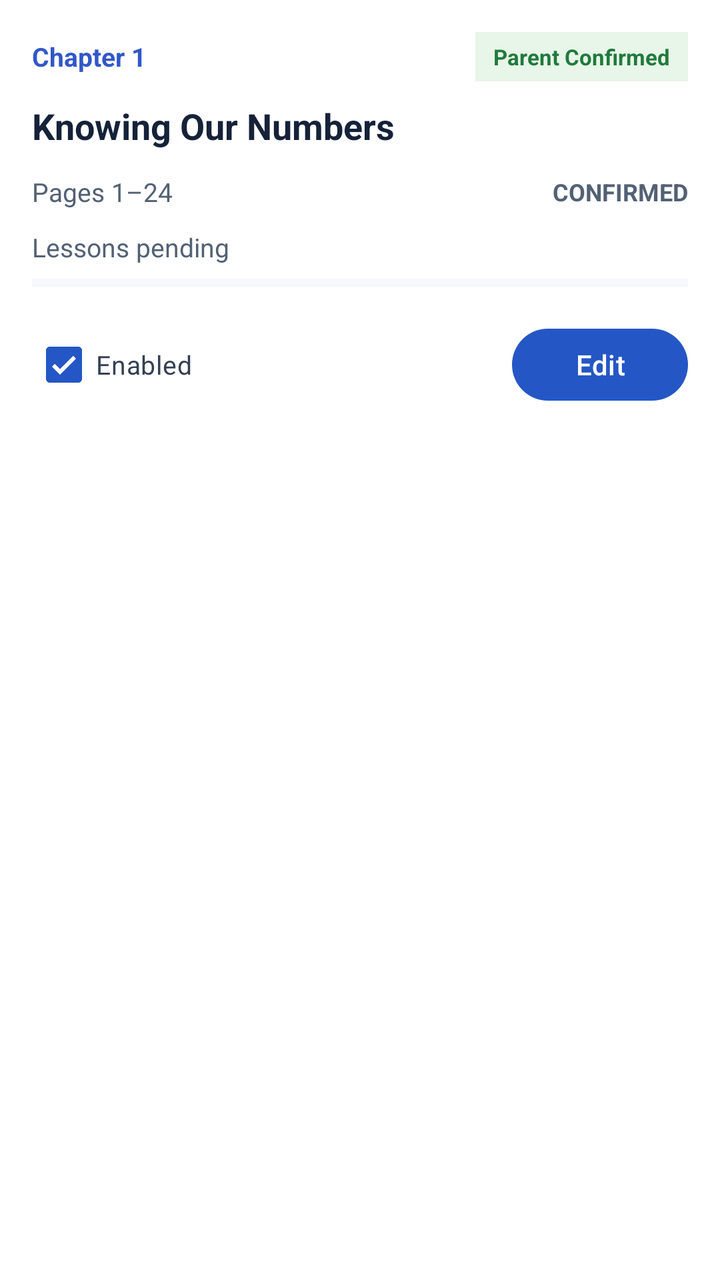
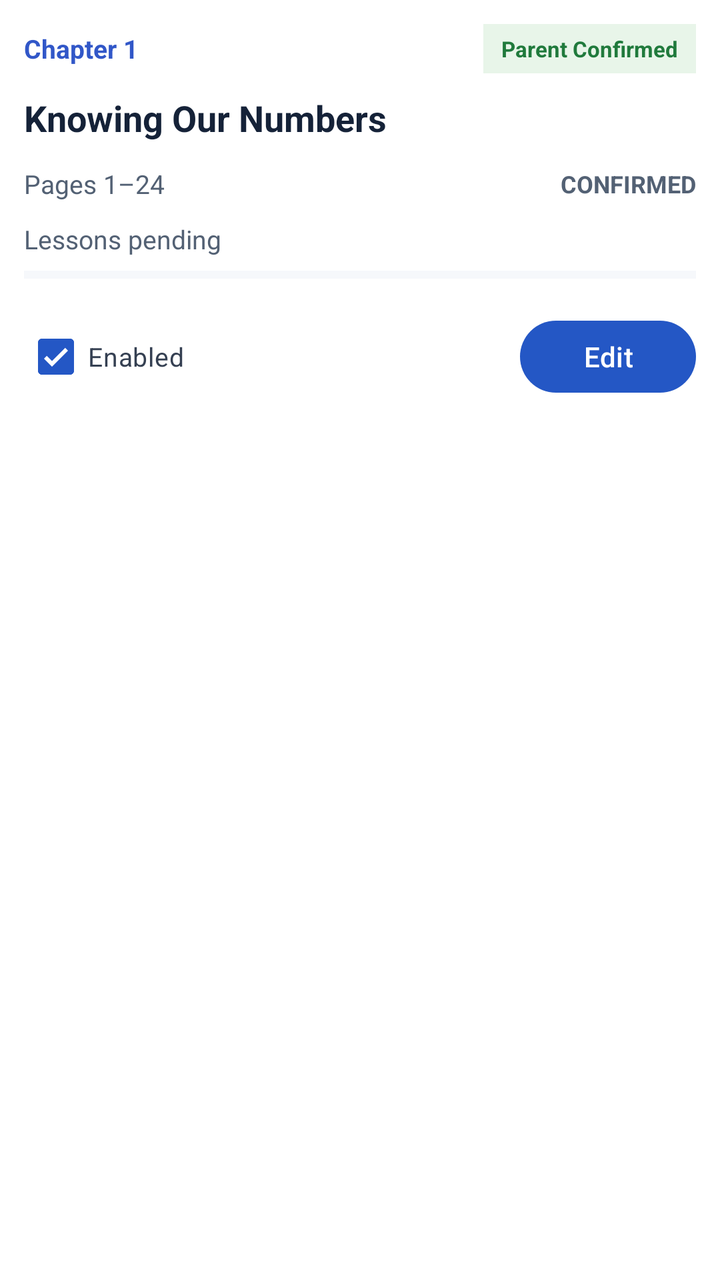

The first picture is an Android layout as it rendered before a commit; the second is the same layout after the commit. The layout source and the unified diff follow.
<!-- AndroidManifest.xml: application theme Theme.StudySaathi -->
<!-- res/layout/item_school_book_chapter.xml -->
<?xml version="1.0" encoding="utf-8"?>
<LinearLayout xmlns:android="http://schemas.android.com/apk/res/android"
    android:id="@+id/chapterItemRoot"
    android:layout_width="match_parent"
    android:layout_height="wrap_content"
    android:layout_marginStart="16dp"
    android:layout_marginTop="8dp"
    android:layout_marginEnd="16dp"
    android:layout_marginBottom="8dp"
    android:background="#FFFFFF"
    android:elevation="2dp"
    android:orientation="vertical"
    android:padding="16dp">

    <LinearLayout
        android:layout_width="match_parent"
        android:layout_height="wrap_content"
        android:gravity="center_vertical"
        android:orientation="horizontal">

        <TextView
            android:id="@+id/chapterLabelTextView"
            android:layout_width="0dp"
            android:layout_height="wrap_content"
            android:layout_weight="1"
            android:text="Chapter 1"
            android:textColor="#3157C8"
            android:textSize="13sp"
            android:textStyle="bold" />

        <TextView
            android:id="@+id/parentConfirmationTextView"
            android:layout_width="wrap_content"
            android:layout_height="wrap_content"
            android:background="#E8F5E9"
            android:paddingStart="9dp"
            android:paddingTop="5dp"
            android:paddingEnd="9dp"
            android:paddingBottom="5dp"
            android:text="Parent Confirmed"
            android:textColor="#207A3C"
            android:textSize="11sp"
            android:textStyle="bold" />

    </LinearLayout>

    <TextView
        android:id="@+id/chapterTitleEnglishTextView"
        android:layout_width="match_parent"
        android:layout_height="wrap_content"
        android:layout_marginTop="10dp"
        android:text="Knowing Our Numbers"
        android:textColor="#152238"
        android:textSize="18sp"
        android:textStyle="bold" />

    <TextView
        android:id="@+id/chapterTitleHindiTextView"
        android:layout_width="match_parent"
        android:layout_height="wrap_content"
        android:layout_marginTop="4dp"
        android:text="अपनी संख्याओं की जानकारी"
        android:textColor="#536174"
        android:textSize="15sp"
        android:visibility="gone" />

    <TextView
        android:id="@+id/chapterSubtitleTextView"
        android:layout_width="match_parent"
        android:layout_height="wrap_content"
        android:layout_marginTop="4dp"
        android:text="Chapter subtitle"
        android:textColor="#6A7585"
        android:textSize="13sp"
        android:visibility="gone" />

    <LinearLayout
        android:layout_width="match_parent"
        android:layout_height="wrap_content"
        android:layout_marginTop="12dp"
        android:gravity="center_vertical"
        android:orientation="horizontal">

        <TextView
            android:id="@+id/chapterPageRangeTextView"
            android:layout_width="0dp"
            android:layout_height="wrap_content"
            android:layout_weight="1"
            android:text="Pages 1–24"
            android:textColor="#536174"
            android:textSize="13sp" />

        <TextView
            android:id="@+id/chapterProcessingStatusTextView"
            android:layout_width="wrap_content"
            android:layout_height="wrap_content"
            android:text="CONFIRMED"
            android:textColor="#536174"
            android:textSize="12sp"
            android:textStyle="bold" />

    </LinearLayout>

    <TextView
        android:id="@+id/chapterProgressTextView"
        android:layout_width="match_parent"
        android:layout_height="wrap_content"
        android:layout_marginTop="10dp"
        android:text="Lessons pending"
        android:textColor="#536174"
        android:textSize="13sp" />

    <ProgressBar
        android:id="@+id/chapterProgressBar"
        style="?android:attr/progressBarStyleHorizontal"
        android:layout_width="match_parent"
        android:layout_height="6dp"
        android:layout_marginTop="6dp"
        android:max="100"
        android:progress="0"
        android:progressTint="#3157C8"
        android:progressBackgroundTint="#DDE3ED" />

    <LinearLayout
        android:layout_width="match_parent"
        android:layout_height="wrap_content"
        android:layout_marginTop="14dp"
        android:gravity="center_vertical"
        android:orientation="horizontal">

        <CheckBox
            android:id="@+id/chapterEnabledCheckBox"
            android:layout_width="0dp"
            android:layout_height="wrap_content"
            android:layout_weight="1"
            android:checked="true"
            android:text="Enabled"
            android:textColor="#354052"
            android:textSize="13sp" />

        <Button
            android:id="@+id/editChapterButton"
            android:layout_width="wrap_content"
            android:layout_height="44dp"
            android:minWidth="88dp"
            android:text="Edit"
            android:textAllCaps="false" />

    </LinearLayout>

    <TextView
        android:id="@+id/chapterOptionalStatusTextView"
        android:layout_width="match_parent"
        android:layout_height="wrap_content"
        android:layout_marginTop="6dp"
        android:text="Optional chapter"
        android:textColor="#805400"
        android:textSize="12sp"
        android:textStyle="bold"
        android:visibility="gone" />

</LinearLayout>
<!-- resources referenced by this layout -->
<resources>
  <style name="Theme.StudySaathi" parent="Theme.Material3.DayNight.NoActionBar">
  
          
          <item name="colorPrimary">@color/ss_primary</item>
          <item name="colorOnPrimary">@color/ss_on_primary</item>
          <item name="colorPrimaryContainer">@color/ss_blue_soft</item>
          <item name="colorOnPrimaryContainer">@color/ss_primary_dark</item>
  
          <item name="colorSecondary">@color/ss_secondary</item>
          <item name="colorOnSecondary">@color/ss_on_secondary</item>
          <item name="colorSecondaryContainer">@color/ss_teal_soft</item>
          <item name="colorOnSecondaryContainer">@color/ss_secondary</item>
  
          <item name="colorTertiary">@color/ss_tertiary</item>
          <item name="colorOnTertiary">@color/ss_on_tertiary</item>
          <item name="colorTertiaryContainer">@color/ss_yellow_soft</item>
          <item name="colorOnTertiaryContainer">@color/ss_tertiary</item>
  
          
          <item name="android:colorBackground">@color/ss_background</item>
          <item name="colorSurface">@color/ss_surface</item>
          <item name="colorSurfaceVariant">@color/ss_surface_soft</item>
          <item name="colorOnSurface">@color/ss_text_primary</item>
          <item name="colorOnSurfaceVariant">@color/ss_text_secondary</item>
  
          
          <item name="colorOutline">@color/ss_outline</item>
          <item name="colorError">@color/ss_error</item>
          <item name="colorOnError">@color/white</item>
          <item name="colorErrorContainer">@color/ss_red_soft</item>
          <item name="colorOnErrorContainer">@color/ss_error</item>
  
          
          <item name="android:windowBackground">@drawable/bg_app_soft_mix</item>
          <item name="android:statusBarColor">@color/ss_background</item>
          <item name="android:navigationBarColor">@color/ss_background</item>
  
          <item name="android:windowLightStatusBar">true</item>
          <item name="android:windowLightNavigationBar">true</item>
          <item name="android:forceDarkAllowed">false</item>
  
          <item name="android:windowNoTitle">true</item>
          <item name="windowActionModeOverlay">true</item>
  
          
          <item name="android:colorAccent">@color/ss_primary</item>
          <item name="colorControlActivated">@color/ss_primary</item>
          <item name="colorControlNormal">@color/ss_text_secondary</item>
  
      </style>
  <color name="ss_primary">#2457C5</color>
  <color name="ss_on_primary">#FFFFFF</color>
  <color name="ss_blue_soft">#EAF2FF</color>
  <color name="ss_primary_dark">#173F99</color>
  <color name="ss_secondary">#087F8C</color>
  <color name="ss_on_secondary">#FFFFFF</color>
  <color name="ss_teal_soft">#EAF8F8</color>
  <color name="ss_tertiary">#8A5A00</color>
  <color name="ss_on_tertiary">#FFFFFF</color>
  <color name="ss_yellow_soft">#FFF8E8</color>
  <color name="ss_background">#F7F9FC</color>
  <color name="ss_surface">#FFFFFF</color>
  <color name="ss_surface_soft">#F0F4FA</color>
  <color name="ss_text_primary">#182230</color>
  <color name="ss_text_secondary">#566273</color>
  <color name="ss_outline">#D6DEE9</color>
  <color name="ss_error">#BA1A1A</color>
  <color name="white">#FFFFFFFF</color>
  <color name="ss_red_soft">#FFF0F0</color>
  <!-- drawable bg_app_soft_mix (drawable) -->
  <?xml version="1.0" encoding="utf-8"?>
  <shape xmlns:android="http://schemas.android.com/apk/res/android"
      android:shape="rectangle">
  
      <gradient
          android:angle="270"
          android:centerColor="#F2FBF3"
          android:endColor="#EEF7FF"
          android:startColor="#FFF2F2"
          android:type="linear" />
  
  </shape>
</resources>

<!-- the commit's change to res/layout/item_school_book_chapter.xml (unified diff, before → after) -->
@@ -3,14 +3,14 @@
     android:id="@+id/chapterItemRoot"
     android:layout_width="match_parent"
     android:layout_height="wrap_content"
-    android:layout_marginStart="16dp"
+    android:layout_marginStart="12dp"
     android:layout_marginTop="8dp"
-    android:layout_marginEnd="16dp"
+    android:layout_marginEnd="12dp"
     android:layout_marginBottom="8dp"
     android:background="#FFFFFF"
     android:elevation="2dp"
     android:orientation="vertical"
-    android:padding="16dp">
+    android:padding="12dp">
 
     <LinearLayout
         android:layout_width="match_parent"
